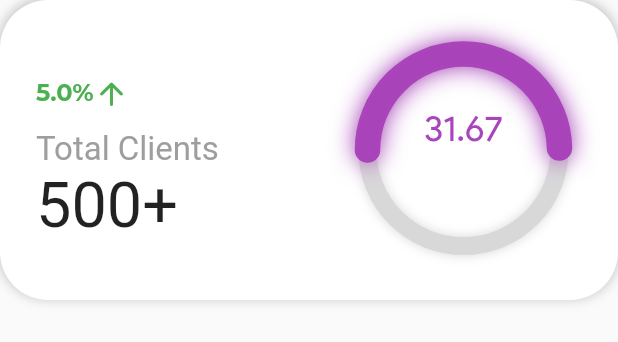
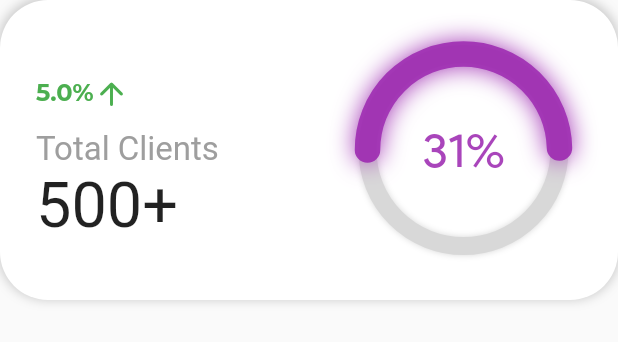
Before and after one commit to mcmalloy/solartracker, a Flutter app: the DashboardProgressContainer widget shown alone on an empty page, opened directly, on a phone screen of 412 x 824 dp. Shown: the top 342 px of the screen. Run offline on Flutter 3.47's test engine with Material 2 defaults, Android fonts, the phone set to English and light mode, and no system bars; our stand-ins replace font_awesome_flutter, google_fonts, logger.

Commit message:
Adding cv dashboard

```diff
--- a/lib/Desktop/Modules/circular_animation_module.dart
+++ b/lib/Desktop/Modules/circular_animation_module.dart
@@ -63,7 +63,7 @@ class _CircularAnimationModuleState extends State<CircularAnimationModule>
         .addListener(() {
       setState(() {
         centerValue =
-            centerTextPercentage.lerp(paintController.value).toStringAsFixed(2);
+            centerTextPercentage.lerp(paintController.value).toInt().toString();
       });
     });
     paintController.forward();
@@ -101,7 +101,7 @@ class _CircularAnimationModuleState extends State<CircularAnimationModule>
     return Visibility(
       visible: widget.showPercentText,
       child: Text(
-        "$centerValue\n$txt",
+        "$centerValue$txt",
         textAlign: TextAlign.center,
         style: TextStyle(
             fontFamily: "GoogleSans",
@@ -110,7 +110,7 @@ class _CircularAnimationModuleState extends State<CircularAnimationModule>
               begin: Colors.white60,
               end: widget.strokeColor,
             ).transform(0.9)!,
-            fontSize: widget.centerText != null ? 24 : 24),
+            fontSize: widget.centerText != null ? 32 : 32),
       ),
     );
   }
@@ -160,7 +160,7 @@ class FullProgressBarStandardPaint extends CustomPainter {
       ..strokeWidth = sWidth - 5
       //..maskFilter = MaskFilter.blur(BlurStyle.solid, 4)
       ..style = PaintingStyle.stroke
-      ..maskFilter = MaskFilter.blur(BlurStyle.solid, 4)
+      ..maskFilter = MaskFilter.blur(BlurStyle.solid, 2)
       ..strokeCap = StrokeCap.round;
     backgroundPaint.color = Colors.grey.withOpacity(0.4);
     canvas.drawCircle(center, radius, backgroundPaint);
@@ -176,7 +176,7 @@ class FullProgressBarStandardPaint extends CustomPainter {
       ..style = PaintingStyle.stroke
       ..strokeCap = StrokeCap.round;
     mainPaint.color = ColorTween(
-      begin: Colors.white60,
+      begin: strokeColor.withOpacity(0.2),
       end: strokeColor,
     ).transform(0.9)!;
     canvas.drawArc(Rect.fromCircle(center: center, radius: radius), 0,
--- a/lib/Web/Components/dashboard_progress_container.dart
+++ b/lib/Web/Components/dashboard_progress_container.dart
@@ -6,11 +6,13 @@ class DashboardProgressContainer extends StatefulWidget {
   final String progressText;
   final double percent;
   final double value;
+  final Color strokeColor;
   const DashboardProgressContainer(
       {Key? key,
       required this.progressText,
       required this.percent,
-      required this.value})
+      required this.value,
+      required this.strokeColor})
       : super(key: key);
 
   @override
@@ -52,8 +54,9 @@ class _DashboardProgressContainerState
                   radius: 64,
                   animateToPercentage: widget.percent,
                   centerTextValue: 50,
+                  centerText: "%",
                   showPercentText: true,
-                  strokeColor: Colors.purple))
+                  strokeColor: widget.strokeColor))
         ],
       ),
     );
```
Also changed, not shown: lib/Web/cv_dashboard.dart (+78 -5 lines).
